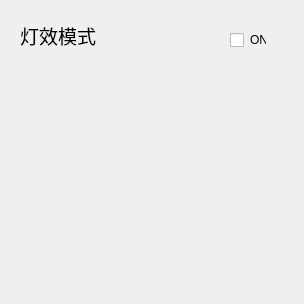
Before: the Qt Designer form Module/ModuleEfMode.ui in wlffeng2008/AKKOStdio, drawn with Qt 5.
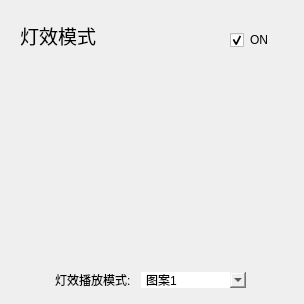
After: the same form once the commit is applied. Custom widgets are drawn as their Qt base class.

```diff
--- a/Module/ModuleEfMode.ui
+++ b/Module/ModuleEfMode.ui
@@ -47,23 +47,29 @@
     <rect>
      <x>230</x>
      <y>30</y>
-     <width>36</width>
+     <width>43</width>
      <height>20</height>
     </rect>
    </property>
    <property name="text">
     <string>ON</string>
    </property>
+   <property name="checked">
+    <bool>true</bool>
+   </property>
   </widget>
+  <widget class="QWidget" name="layoutWidget">
+   <property name="geometry">
+    <rect>
+     <x>26</x>
+     <y>56</y>
+     <width>247</width>
+     <height>233</height>
+    </rect>
+   </property>
+   <layout class="QVBoxLayout" name="verticalLayout" stretch="1,0">
+    <item>
   <widget class="QScrollArea" name="scrollArea">
-   <property name="geometry">
-    <rect>
-     <x>30</x>
-     <y>64</y>
-     <width>241</width>
-     <height>221</height>
-    </rect>
-   </property>
    <property name="focusPolicy">
     <enum>Qt::FocusPolicy::NoFocus</enum>
    </property>
@@ -78,8 +84,8 @@
      <rect>
       <x>0</x>
       <y>0</y>
-      <width>241</width>
-      <height>221</height>
+         <width>245</width>
+         <height>206</height>
      </rect>
     </property>
     <property name="styleSheet">
@@ -87,6 +93,55 @@
     </property>
     <layout class="QVBoxLayout" name="verticalLayout_3"/>
    </widget>
+     </widget>
+    </item>
+    <item>
+     <layout class="QHBoxLayout" name="horizontalLayout">
+      <property name="spacing">
+       <number>10</number>
+      </property>
+      <property name="rightMargin">
+       <number>27</number>
+      </property>
+      <item alignment="Qt::AlignmentFlag::AlignRight">
+       <widget class="QLabel" name="labelPicture">
+        <property name="text">
+         <string>灯效播放模式:</string>
+        </property>
+       </widget>
+      </item>
+      <item>
+       <widget class="QComboBox" name="comboBoxPic">
+        <item>
+         <property name="text">
+          <string>图案1</string>
+         </property>
+        </item>
+        <item>
+         <property name="text">
+          <string>图案2</string>
+         </property>
+        </item>
+        <item>
+         <property name="text">
+          <string>图案3</string>
+         </property>
+        </item>
+        <item>
+         <property name="text">
+          <string>图案4</string>
+         </property>
+        </item>
+        <item>
+         <property name="text">
+          <string>图案5</string>
+         </property>
+        </item>
+       </widget>
+      </item>
+     </layout>
+    </item>
+   </layout>
   </widget>
  </widget>
  <customwidgets>
```
Lines whose indentation alone changed are shown as unchanged.
